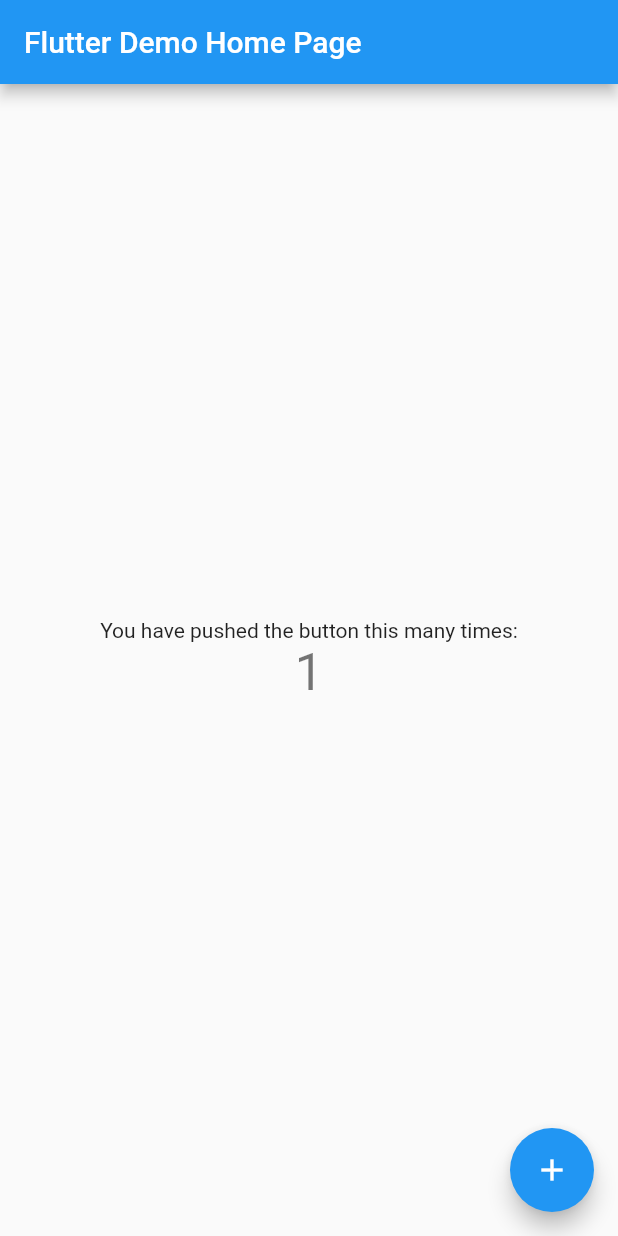
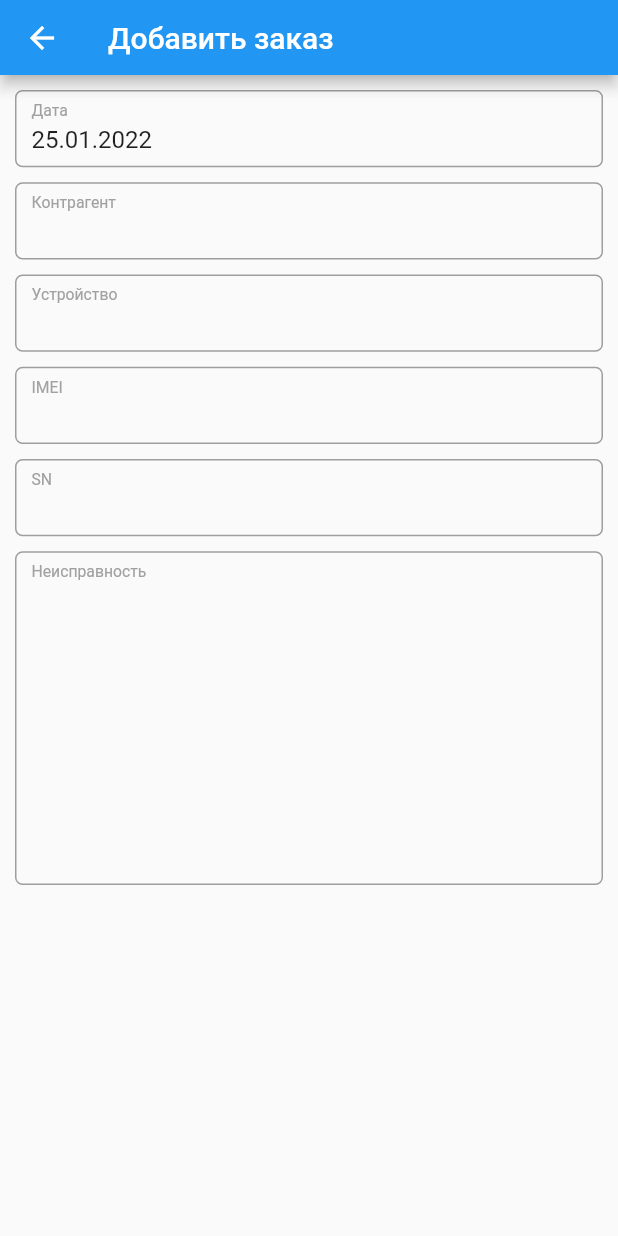
Before and after one commit to DeSharky/simple_accounting, a Flutter app: the screen it shows after launch, after a tap on the "add" icon, on a phone screen of 412 x 824 dp. Run offline on Flutter 3.47's test engine with Material 2 defaults, Android fonts, the phone set to English and light mode, and no system bars; our stand-ins replace firebase_core, firebase_database, flutter_screenutil, flutter_svg, get, mask_text_input_formatter; accounts and stored records are empty.

Commit message:
Create Home screen with connection to firebase; Create AddOrder & Contragents screens

```diff
--- a/lib/main.dart
+++ b/lib/main.dart
@@ -1,94 +1,27 @@
+import 'package:firebase_core/firebase_core.dart';
 import 'package:flutter/material.dart';
+import 'package:flutter_screenutil/flutter_screenutil.dart';
+import 'package:get/get.dart';
+import 'package:services_list/views/home/home_screen.dart';
 
-void main() {
-  runApp(const MyApp());
+void main() async {
+  WidgetsFlutterBinding.ensureInitialized();
+  await Firebase.initializeApp();
+  runApp(MyApp());
 }
 
 class MyApp extends StatelessWidget {
-  const MyApp({Key? key}) : super(key: key);
 
-  // This widget is the root of your application.
   @override
   Widget build(BuildContext context) {
-    return MaterialApp(
-      title: 'Flutter Demo',
-      theme: ThemeData(primarySwatch: Colors.blue),
-      home: const MyHomePage(title: 'Flutter Demo Home Page'),
+    return ScreenUtilInit(
+      designSize: Size(Get.width, Get.height),
+      builder: () => GetMaterialApp(
+        title: 'Учет услуг',
+        theme: ThemeData(primarySwatch: Colors.blue),
+        debugShowCheckedModeBanner: false,
+        home: HomeScreen(),
+      ),
     );
   }
 }
-
-class MyHomePage extends StatefulWidget {
-  const MyHomePage({Key? key, required this.title}) : super(key: key);
-  final String title;
-
-  @override
-  State<MyHomePage> createState() => _MyHomePageState();
-}
-
-class _MyHomePageState extends State<MyHomePage> {
-  int _counter = 0;
-
-  void _incrementCounter() {
-    setState(() {
-      // This call to setState tells the Flutter framework that something has
-      // changed in this State, which causes it to rerun the build method below
-      // so that the display can reflect the updated values. If we changed
-      // _counter without calling setState(), then the build method would not be
-      // called again, and so nothing would appear to happen.
-      _counter++;
-    });
-  }
-
-  @override
-  Widget build(BuildContext context) {
-    // This method is rerun every time setState is called, for instance as done
-    // by the _incrementCounter method above.
-    //
-    // The Flutter framework has been optimized to make rerunning build methods
-    // fast, so that you can just rebuild anything that needs updating rather
-    // than having to individually change instances of widgets.
-    return Scaffold(
-      appBar: AppBar(
-        // Here we take the value from the MyHomePage object that was created by
-        // the App.build method, and use it to set our appbar title.
-        title: Text(widget.title),
-      ),
-      body: Center(
-        // Center is a layout widget. It takes a single child and positions it
-        // in the middle of the parent.
-        child: Column(
-          // Column is also a layout widget. It takes a list of children and
-          // arranges them vertically. By default, it sizes itself to fit its
-          // children horizontally, and tries to be as tall as its parent.
-          //
-          // Invoke "debug painting" (press "p" in the console, choose the
-          // "Toggle Debug Paint" action from the Flutter Inspector in Android
-          // Studio, or the "Toggle Debug Paint" command in Visual Studio Code)
-          // to see the wireframe for each widget.
-          //
-          // Column has various properties to control how it sizes itself and
-          // how it positions its children. Here we use mainAxisAlignment to
-          // center the children vertically; the main axis here is the vertical
-          // axis because Columns are vertical (the cross axis would be
-          // horizontal).
-          mainAxisAlignment: MainAxisAlignment.center,
-          children: <Widget>[
-            const Text(
-              'You have pushed the button this many times:',
-            ),
-            Text(
-              '$_counter',
-              style: Theme.of(context).textTheme.headline4,
-            ),
-          ],
-        ),
-      ),
-      floatingActionButton: FloatingActionButton(
-        onPressed: _incrementCounter,
-        tooltip: 'Increment',
-        child: const Icon(Icons.add),
-      ), // This trailing comma makes auto-formatting nicer for build methods.
-    );
-  }
-}
--- /dev/null
+++ b/lib/utils/colors_set.dart
@@ -0,0 +1,8 @@
+import 'package:flutter/material.dart';
+
+class ColorsSet {
+  ColorsSet._();
+
+  static Color get addButton => const Color(0xFF32A852);
+  static Color get greyLabel => const Color(0xFFA1A1A1);
+}
--- /dev/null
+++ b/lib/utils/formatters.dart
@@ -0,0 +1,26 @@
+import 'package:mask_text_input_formatter/mask_text_input_formatter.dart';
+
+class Formatters {
+  Formatters._();
+
+  static final phone = MaskTextInputFormatter(
+    mask: '+7 (###) ###-##-##',
+    filter: {"#": RegExp('[0-9]')},
+  );
+
+  static final imei = MaskTextInputFormatter(
+    mask: '###############',
+    filter: {"#": RegExp('[0-9]')},
+  );
+
+  // Ограничение в 30 симоволов
+  static final serial = MaskTextInputFormatter(
+    mask: '#############################',
+    filter: {"#": RegExp('[a-zA-Z0-9]')},
+  );
+
+  static final fio = MaskTextInputFormatter(
+    mask: '#############################',
+    filter: {"#": RegExp('[a-zA-Z0-9\u0401\u0451\u0410-\u044f]')},
+  );
+}
--- /dev/null
+++ b/lib/utils/styles_set.dart
@@ -0,0 +1,15 @@
+import 'package:flutter/material.dart';
+import 'package:flutter_screenutil/flutter_screenutil.dart';
+import 'package:services_list/utils/colors_set.dart';
+
+class StylesSet {
+  StylesSet._();
+
+  static TextStyle get defaultStyle => TextStyle(
+        fontSize: 14.sp,
+        color: Colors.black,
+        fontWeight: FontWeight.w400,
+      );
+
+  static TextStyle get textInputLabel => defaultStyle.copyWith(color: ColorsSet.greyLabel);
+}
--- /dev/null
+++ b/lib/views/add_order/add_order_screen.dart
@@ -0,0 +1,75 @@
+import 'package:flutter/material.dart';
+import 'package:flutter_screenutil/flutter_screenutil.dart';
+import 'package:get/get.dart';
+import 'package:services_list/utils/formatters.dart';
+import 'package:services_list/views/add_order/add_order_controller.dart';
+import 'package:services_list/widgets/form/input_decorations.dart';
+
+final controller = Get.put<AddOrderController>(AddOrderController());
+
+class AddOrder extends StatelessWidget {
+
+  final TextEditingController dateController;
+
+  const AddOrder({required this.dateController});
+
+  @override
+  Widget build(BuildContext context) {
+    return Scaffold(
+      appBar: AppBar(toolbarHeight: 50, title: const Text('Добавить заказ')),
+      body: Padding(
+        padding: EdgeInsets.all(10.w),
+        child: SingleChildScrollView(
+          child: Column(
+            crossAxisAlignment: CrossAxisAlignment.start,
+            children: [
+              InputContainer(
+                child: TextField(
+                  controller: dateController,
+                  decoration: InputContainer.inputField('Дата'),
+                ),
+              ),
+              SizedBox(height: 10.h),
+              GestureDetector(
+                onTap: controller.contragentsList,
+                child: InputContainer(
+                  child: TextField(
+                    controller: controller.contragentsController,
+                    decoration: InputContainer.inputField('Контрагент'),
+                    enabled: false,
+                  ),
+                ),
+              ),
+              SizedBox(height: 10.h),
+              InputContainer(child: TextField(decoration: InputContainer.inputField('Устройство'))),
+              SizedBox(height: 10.h),
+              InputContainer(
+                child: TextField(
+                  decoration: InputContainer.inputField('IMEI'),
+                  keyboardType: TextInputType.number,
+                  inputFormatters: [Formatters.imei],
+                ),
+              ),
+              SizedBox(height: 10.h),
+              InputContainer(
+                child: TextField(
+                  keyboardType: TextInputType.text,
+                  inputFormatters: [Formatters.serial],
+                  decoration: InputContainer.inputField('SN'),
+                ),
+              ),
+              SizedBox(height: 10.h),
+              InputContainer(
+                child: TextField(
+                  minLines: 10,
+                  maxLines: 20,
+                  decoration: InputContainer.inputField('Неисправность'),
+                ),
+              ),
+            ],
+          ),
+        ),
+      ),
+    );
+  }
+}
--- /dev/null
+++ b/lib/views/home/home_controller.dart
@@ -0,0 +1,22 @@
+import 'package:firebase_database/firebase_database.dart';
+import 'package:flutter/material.dart';
+import 'package:get/get.dart';
+import 'package:intl/intl.dart';
+import 'package:services_list/views/add_order/add_order_screen.dart';
+
+class HomeController extends GetxController {
+
+  final TextEditingController dateController = TextEditingController();
+
+  final ref = FirebaseDatabase.instance.ref();
+
+  void writeEntry() {
+    ref.child('2').set({'name': 'Гена', 'surname': 'Петров'});
+  }
+
+  void addItem() {
+    //ref.child('2').set({'name': 'Гена', 'surname': 'Петров'});
+    dateController.text = DateFormat('dd.MM.yyy').format(DateTime.now());
+    Get.to(() => AddOrder(dateController: dateController));
+  }
+}
--- /dev/null
+++ b/lib/views/home/home_screen.dart
@@ -0,0 +1,33 @@
+import 'package:firebase_database/firebase_database.dart';
+import 'package:firebase_database/ui/firebase_animated_list.dart';
+import 'package:flutter/material.dart';
+import 'package:get/get.dart';
+import 'package:services_list/views/home/home_controller.dart';
+import 'package:services_list/views/home/widgets/list_item.dart';
+import 'package:services_list/widgets/add_button.dart';
+
+class HomeScreen extends StatelessWidget {
+
+  final controller = Get.put<HomeController>(HomeController());
+
+  @override
+  Widget build(BuildContext context) {
+    return Scaffold(
+      appBar: AppBar(toolbarHeight: 50, title: const Text('Список заказов')),
+      body: SizedBox(
+        height: double.infinity,
+        child: FirebaseAnimatedList(
+          itemBuilder: (BuildContext context, DataSnapshot snapshot, Animation<double> animation, int idx) {
+            return ListItem(
+              id: int.parse(snapshot.key!),
+              surname: snapshot.child('surname').value.toString(),
+              name: snapshot.child('name').value.toString(),
+            );
+          },
+          query: controller.ref,
+        ),
+      ),
+      floatingActionButton: AddButton(action: () => controller.addItem()),
+    );
+  }
+}
--- /dev/null
+++ b/lib/widgets/add_button.dart
@@ -0,0 +1,30 @@
+import 'package:flutter/material.dart';
+import 'package:flutter_screenutil/flutter_screenutil.dart';
+import 'package:services_list/utils/colors_set.dart';
+
+class AddButton extends StatelessWidget {
+
+  final VoidCallback action;
+
+  const AddButton({required this.action});
+
+  @override
+  Widget build(BuildContext context) {
+    return AnimatedContainer(
+      width: 55.w,
+      height: 55.h,
+      duration: const Duration(seconds: 1),
+      curve: Curves.easeIn,
+      child: Material(
+        color: ColorsSet.addButton,
+        borderRadius: BorderRadius.circular(30.r),
+        child: InkWell(
+          borderRadius: BorderRadius.circular(30.w),
+          splashColor: Colors.transparent,
+          onTap: action.call,
+          child: Icon(Icons.add, size: 25.w, color: Colors.white),
+        ),
+      ),
+    );
+  }
+}
--- /dev/null
+++ b/lib/widgets/form/input_decorations.dart
@@ -0,0 +1,30 @@
+import 'package:flutter/material.dart';
+import 'package:flutter_screenutil/flutter_screenutil.dart';
+import 'package:services_list/utils/styles_set.dart';
+
+class InputContainer extends StatelessWidget {
+
+  final Widget child;
+
+  const InputContainer({required this.child});
+
+  static InputDecoration inputField(String label) => InputDecoration(
+    labelText: label,
+    labelStyle: StylesSet.textInputLabel,
+    floatingLabelBehavior: FloatingLabelBehavior.always,
+    border: InputBorder.none,
+    isDense: true,
+  );
+
+  @override
+  Widget build(BuildContext context) {
+    return Container(
+      padding: EdgeInsets.symmetric(horizontal: 10.w),
+      decoration: BoxDecoration(
+        border: Border.all(width: 1.w, color: Colors.grey),
+        borderRadius: BorderRadius.circular(5.r),
+      ),
+      child: child,
+    );
+  }
+}
```
Also changed, not shown: analysis_options.yaml (+5 -26 lines), lib/utils/icons_set.dart (added, +18 -0 lines), lib/views/add_order/add_order_controller.dart (added, +11 -0 lines), lib/views/contragents/contragents_controller.dart (added, +58 -0 lines), lib/views/contragents/contragents_screen.dart (added, +27 -0 lines), lib/views/home/widgets/list_item.dart (added, +28 -0 lines), pubspec.yaml (+12 -73 lines), assets/icons/add.svg (added), pubspec.lock, 2 other files.
